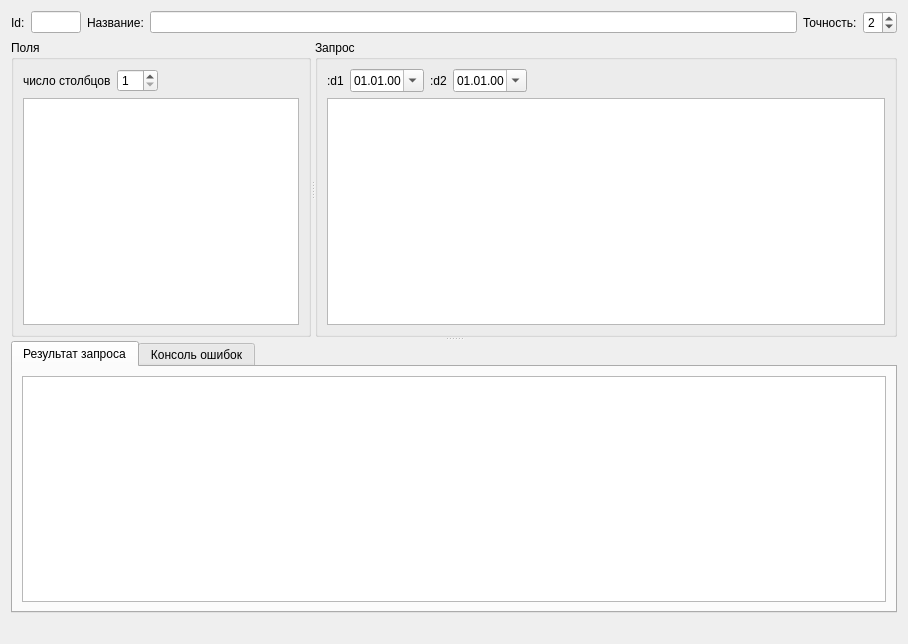
Before: the Qt Designer form formedtolap.ui in Sergeyego/olap_creator, drawn with Qt 5.
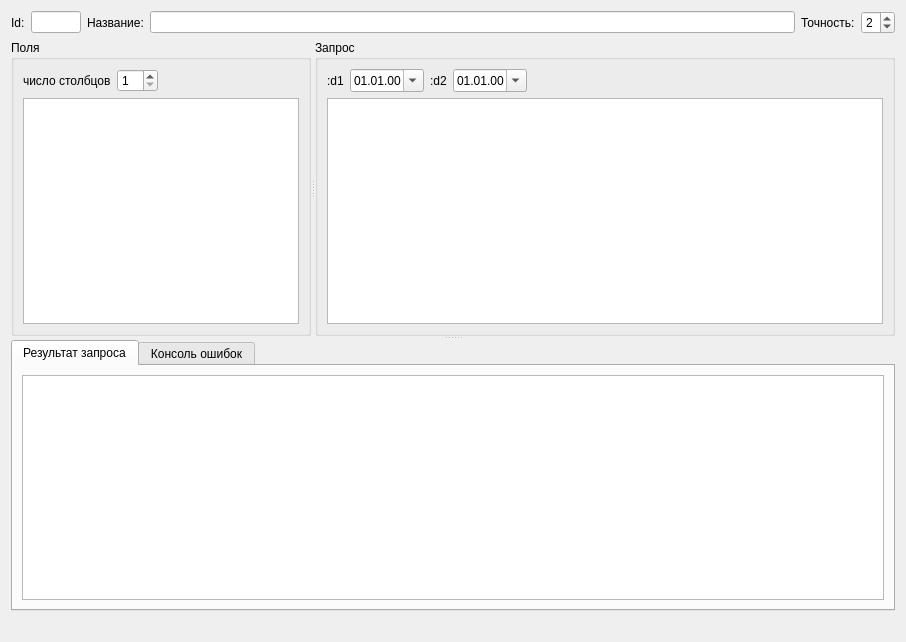
After: the same form once the commit is applied. Custom widgets are drawn as their Qt base class.

The edit to the form file:
```diff
--- a/formedtolap.ui
+++ b/formedtolap.ui
@@ -6,8 +6,8 @@
    <rect>
     <x>0</x>
     <y>0</y>
-    <width>908</width>
-    <height>644</height>
+    <width>906</width>
+    <height>642</height>
    </rect>
   </property>
   <property name="windowTitle">
@@ -233,6 +233,11 @@
    <extends>QTableView</extends>
    <header>olap/tableview.h</header>
   </customwidget>
+  <customwidget>
+   <class>CodeEditor</class>
+   <extends>QPlainTextEdit</extends>
+   <header>codeeditor.h</header>
+  </customwidget>
  </customwidgets>
  <resources/>
  <connections/>
```
Left out of the diff: 2 changed lines with no effect on the pictures.
